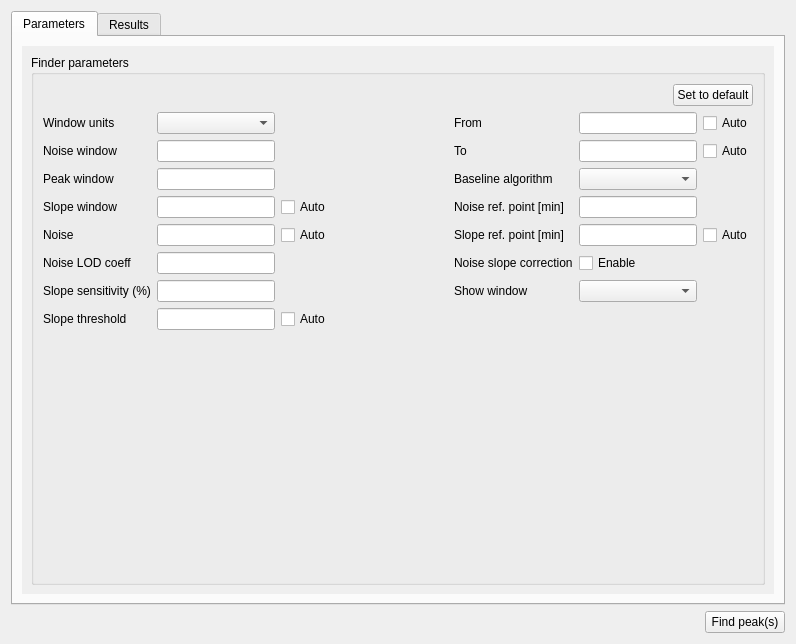
The window that src/gui/evaluationwidget.ui (echmet/CEval) describes before a commit, drawn with Qt 5.
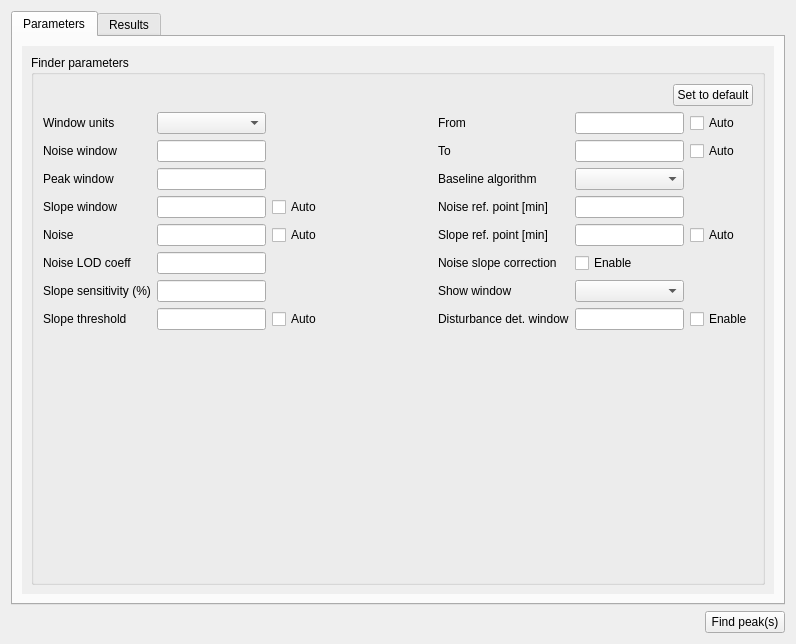
The same window after the commit. The open tabs and pages were chosen to show the change. Custom widgets are drawn as their Qt base class.

Commit message: Add GUI controls for leading disturbance detection

```diff
--- a/src/gui/evaluationwidget.ui
+++ b/src/gui/evaluationwidget.ui
@@ -83,10 +83,10 @@
          <widget class="QWidget" name="scrollAreaWidgetContents_2">
           <property name="geometry">
            <rect>
-            <x>0</x>
+            <x>-76</x>
             <y>0</y>
-            <width>764</width>
-            <height>537</height>
+            <width>845</width>
+            <height>507</height>
            </rect>
           </property>
           <property name="sizePolicy">
@@ -543,6 +543,23 @@
                   </property>
                  </spacer>
                 </item>
+                <item row="7" column="4">
+                 <widget class="QLabel" name="ql_disturbanceDetection">
+                  <property name="text">
+                   <string>Disturbance det. window</string>
+                  </property>
+                 </widget>
+                </item>
+                <item row="7" column="5">
+                 <widget class="FloatingValueLineEdit" name="qle_disturbanceDetection"/>
+                </item>
+                <item row="7" column="6">
+                 <widget class="QCheckBox" name="qcb_disturbanceDetection">
+                  <property name="text">
+                   <string>Enable</string>
+                  </property>
+                 </widget>
+                </item>
                </layout>
               </item>
               <item>
```
Left out of the diff: 6 changed lines with no effect on the pictures. The commit also changes 5 other files.
